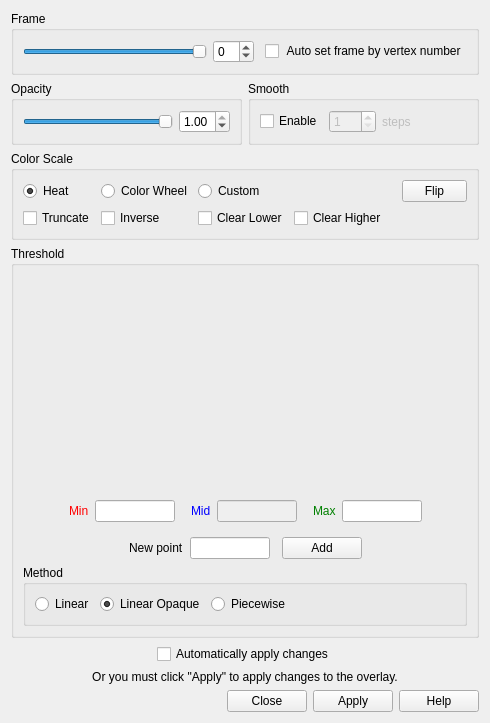
Old version of the form freeview/WindowConfigureOverlay.ui in the repository freesurfer/freesurfer.
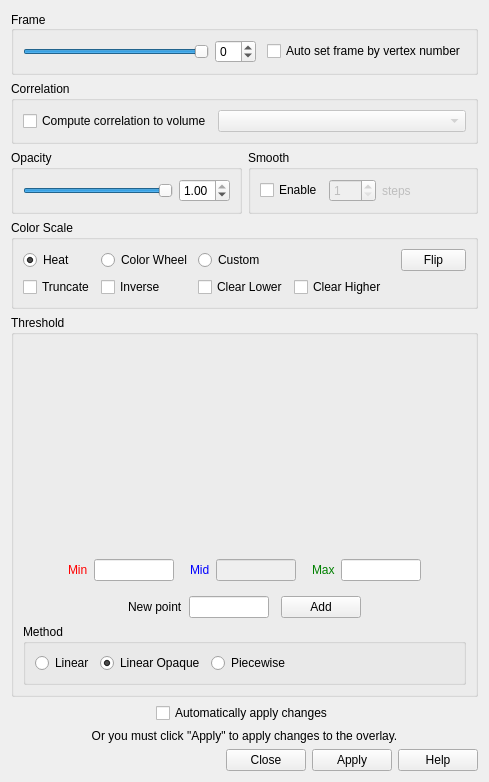
New version of the form. Custom widgets are drawn as their Qt base class.

Commit message: Compute correlation and display as overlay on surface

Diff of the .ui file:
```diff
--- a/freeview/WindowConfigureOverlay.ui
+++ b/freeview/WindowConfigureOverlay.ui
@@ -6,8 +6,8 @@
    <rect>
     <x>0</x>
     <y>0</y>
-    <width>490</width>
-    <height>723</height>
+    <width>489</width>
+    <height>750</height>
    </rect>
   </property>
   <property name="windowTitle">
@@ -22,7 +22,7 @@
      <property name="topMargin">
       <number>0</number>
      </property>
-     <item row="1" column="0">
+     <item row="2" column="0">
       <widget class="QGroupBox" name="groupBox">
        <property name="title">
         <string>Opacity</string>
@@ -57,7 +57,7 @@
        </layout>
       </widget>
      </item>
-     <item row="1" column="1">
+     <item row="2" column="1">
       <widget class="QGroupBox" name="groupBox_5">
        <property name="title">
         <string>Smooth</string>
@@ -114,8 +114,11 @@
        <property name="title">
         <string>Frame</string>
        </property>
-       <layout class="QHBoxLayout" name="horizontalLayout_4" stretch="0,0,0,0">
-        <item>
+       <property name="alignment">
+        <set>Qt::AlignLeading|Qt::AlignLeft|Qt::AlignVCenter</set>
+       </property>
+       <layout class="QGridLayout" name="gridLayout_3">
+        <item row="0" column="0">
          <widget class="QSlider" name="sliderFrame">
           <property name="maximum">
            <number>100</number>
@@ -128,14 +131,21 @@
           </property>
          </widget>
         </item>
-        <item>
+        <item row="0" column="1">
          <widget class="QSpinBox" name="spinBoxFrame">
           <property name="wrapping">
            <bool>true</bool>
           </property>
          </widget>
         </item>
-        <item>
+        <item row="0" column="3">
+         <widget class="QCheckBox" name="checkBoxAutoFrame">
+          <property name="text">
+           <string>Auto set frame by vertex number</string>
+          </property>
+         </widget>
+        </item>
+        <item row="0" column="2">
          <spacer name="horizontalSpacer_12">
           <property name="orientation">
            <enum>Qt::Horizontal</enum>
@@ -151,13 +161,60 @@
           </property>
          </spacer>
         </item>
+       </layout>
+      </widget>
+     </item>
+     <item row="1" column="0" colspan="2">
+      <widget class="QGroupBox" name="groupBoxCorrelation">
+       <property name="title">
+        <string>Correlation</string>
+       </property>
+       <layout class="QHBoxLayout" name="horizontalLayout_4">
         <item>
-         <widget class="QCheckBox" name="checkBoxAutoFrame">
+         <widget class="QCheckBox" name="checkBoxComputeCorrelation">
           <property name="text">
-           <string> Auto set frame by vertex number</string>
+           <string>Compute correlation to volume</string>
           </property>
          </widget>
         </item>
+        <item>
+         <widget class="QComboBox" name="comboBoxVolumes">
+          <property name="enabled">
+           <bool>false</bool>
+          </property>
+          <property name="sizePolicy">
+           <sizepolicy hsizetype="Preferred" vsizetype="Fixed">
+            <horstretch>1</horstretch>
+            <verstretch>0</verstretch>
+           </sizepolicy>
+          </property>
+          <property name="minimumSize">
+           <size>
+            <width>200</width>
+            <height>0</height>
+           </size>
+          </property>
+          <property name="maximumSize">
+           <size>
+            <width>300</width>
+            <height>1677777</height>
+           </size>
+          </property>
+         </widget>
+        </item>
+        <item>
+         <spacer name="horizontalSpacer_13">
+          <property name="orientation">
+           <enum>Qt::Horizontal</enum>
+          </property>
+          <property name="sizeHint" stdset="0">
+           <size>
+            <width>0</width>
+            <height>0</height>
+           </size>
+          </property>
+         </spacer>
+        </item>
        </layout>
       </widget>
      </item>
```
Left out of the diff: 214 changed lines with no effect on the pictures. The commit also changes 11 other files.
